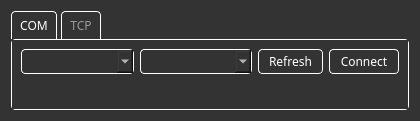
Old version of the form multibench/widgets/connectionwidget.ui in the repository IlyaZh/Maiman-MCBS.
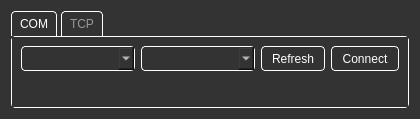
New version of the form. The open tabs and pages were chosen to show the change.

What changed in the file:
```diff
--- a/multibench/widgets/connectionwidget.ui
+++ b/multibench/widgets/connectionwidget.ui
@@ -28,9 +28,7 @@
       </sizepolicy>
      </property>
      <property name="font">
-      <font>
-       <family>Share Tech Mono</family>
-      </font>
+      <font/>
      </property>
      <property name="styleSheet">
       <string notr="true">QTabWidget::pane {
@@ -72,9 +70,7 @@
           </size>
          </property>
          <property name="font">
-          <font>
-           <family>Share Tech Mono</family>
-          </font>
+          <font/>
          </property>
          <property name="styleSheet">
           <string notr="true">background: rgb(51,51,51);
@@ -96,9 +92,7 @@
           </size>
          </property>
          <property name="font">
-          <font>
-           <family>Share Tech Mono</family>
-          </font>
+          <font/>
          </property>
          <property name="styleSheet">
           <string notr="true">background: rgb(51,51,51);
@@ -126,9 +120,7 @@
           </size>
          </property>
          <property name="font">
-          <font>
-           <family>Share Tech Mono</family>
-          </font>
+          <font/>
          </property>
          <property name="styleSheet">
           <string notr="true">background: rgb(51,51,51);
@@ -159,9 +151,7 @@
           </size>
          </property>
          <property name="font">
-          <font>
-           <family>Share Tech Mono</family>
-          </font>
+          <font/>
          </property>
          <property name="styleSheet">
           <string notr="true">background: rgb(51,51,51);
@@ -180,9 +170,7 @@
        <item row="1" column="0" colspan="4">
         <widget class="QLabel" name="statusComPortLabel">
          <property name="font">
-          <font>
-           <family>Share Tech Mono</family>
-          </font>
+          <font/>
          </property>
          <property name="text">
           <string/>
```
Left out of the diff: 14 changed lines with no effect on the pictures.
